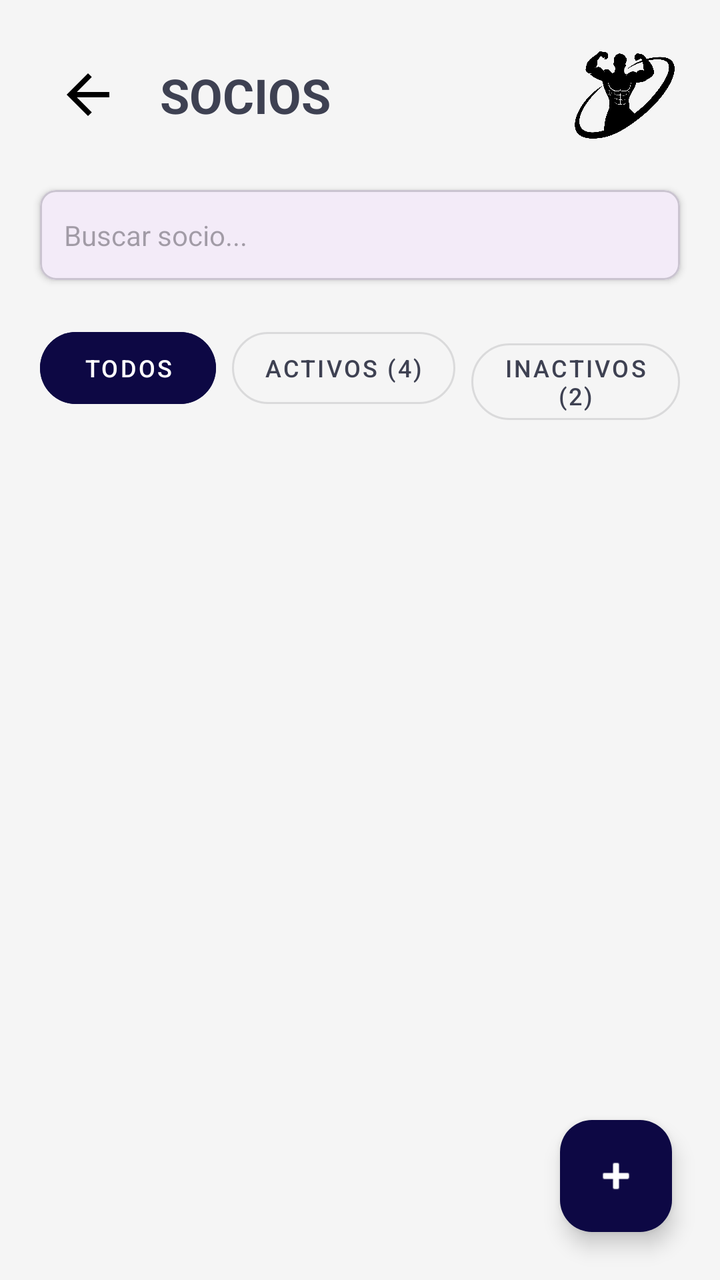
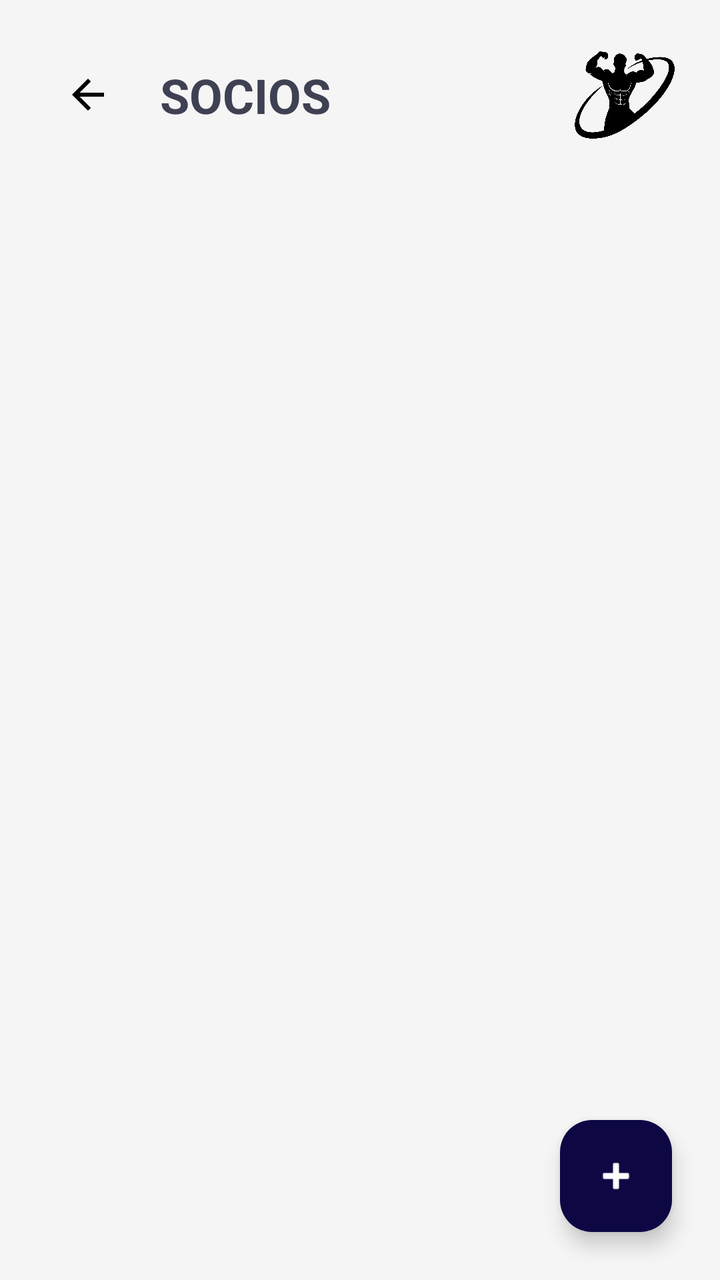

The first picture is an Android layout as it rendered before a commit; the second is the same layout after the commit. The layout source and the unified diff follow.
<!-- AndroidManifest.xml: application theme Theme.ClubDeportivoDAM -->
<!-- res/layout/activity_socios.xml -->
<?xml version="1.0" encoding="utf-8"?>
<RelativeLayout xmlns:android="http://schemas.android.com/apk/res/android"
    xmlns:app="http://schemas.android.com/apk/res-auto"
    android:layout_width="match_parent"
    android:layout_height="match_parent"
    android:background="#F5F5F5">

    <LinearLayout
        android:layout_width="match_parent"
        android:layout_height="match_parent"
        android:orientation="vertical">

        <RelativeLayout
            android:layout_width="match_parent"
            android:layout_height="wrap_content"
            android:padding="20dp">

            <ImageButton
                android:id="@+id/btnBackToPanel"
                android:layout_width="48dp"
                android:layout_height="48dp"
                android:layout_alignParentStart="true"
                android:layout_centerVertical="true"
                android:background="?attr/selectableItemBackgroundBorderless"
                android:src="@drawable/ic_arrow_back"
                android:padding="8dp"
                android:scaleType="fitCenter"
                android:contentDescription="Volver al panel" />

            <LinearLayout
                android:layout_width="wrap_content"
                android:layout_height="wrap_content"
                android:layout_toEndOf="@id/btnBackToPanel"
                android:layout_centerVertical="true"
                android:layout_marginStart="12dp"
                android:orientation="vertical">
                <TextView
                    android:layout_width="wrap_content"
                    android:layout_height="wrap_content"
                    android:text="SOCIOS"
                    android:textSize="24sp"
                    android:textStyle="bold"
                    android:textColor="#3E4152"/>
            </LinearLayout>

            <ImageView
                android:layout_width="55dp"
                android:layout_height="55dp"
                android:layout_alignParentEnd="true"
                android:layout_centerVertical="true"
                android:src="@drawable/logo_gym" />
        </RelativeLayout>

        <com.google.android.material.card.MaterialCardView
            android:layout_width="match_parent"
            android:layout_height="wrap_content"
            android:layout_marginHorizontal="20dp"
            app:cardCornerRadius="8dp"
            app:cardElevation="2dp">
            <EditText
                android:id="@+id/etBuscarSocio"
                android:layout_width="match_parent"
                android:layout_height="45dp"
                android:background="@android:color/transparent"
                android:hint="Buscar socio..."
                android:paddingHorizontal="12dp"
                android:textSize="14sp" />
        </com.google.android.material.card.MaterialCardView>

        <LinearLayout
            android:layout_width="match_parent"
            android:layout_height="wrap_content"
            android:orientation="horizontal"
            android:padding="20dp">

            <com.google.android.material.button.MaterialButton
                android:id="@+id/btnTodos"
                style="@style/Widget.MaterialComponents.Button.UnelevatedButton"
                android:layout_width="wrap_content"
                android:layout_height="wrap_content"
                android:text="Todos"
                android:backgroundTint="#0D0844"
                android:layout_marginEnd="8dp"
                app:cornerRadius="20dp"
                android:textSize="12sp" />

            <com.google.android.material.button.MaterialButton
                android:id="@+id/btnActivos"
                style="@style/Widget.MaterialComponents.Button.OutlinedButton"
                android:layout_width="wrap_content"
                android:layout_height="wrap_content"
                android:text="Activos (4)"
                android:textColor="#3E4152"
                android:layout_marginEnd="8dp"
                app:cornerRadius="20dp"
                android:textSize="12sp" />

            <com.google.android.material.button.MaterialButton
                android:id="@+id/btnInactivos"
                style="@style/Widget.MaterialComponents.Button.OutlinedButton"
                android:layout_width="wrap_content"
                android:layout_height="wrap_content"
                android:text="Inactivos (2)"
                android:textColor="#3E4152"
                app:cornerRadius="20dp"
                android:textSize="12sp" />
        </LinearLayout>

        <androidx.fragment.app.FragmentContainerView
            android:id="@+id/fragment_socios_container"
            android:layout_width="match_parent"
            android:layout_height="match_parent" />

    </LinearLayout>

    <com.google.android.material.floatingactionbutton.FloatingActionButton
        android:id="@+id/fabNuevoSocio"
        android:layout_width="wrap_content"
        android:layout_height="wrap_content"
        android:layout_alignParentBottom="true"
        android:layout_alignParentEnd="true"
        android:layout_margin="24dp"
        android:src="@android:drawable/ic_input_add"
        app:backgroundTint="#0D0844"
        app:tint="@color/white" />

</RelativeLayout>
<!-- resources referenced by this layout -->
<resources>
  <color name="white">#FFFFFFFF</color>
  <!-- drawable ic_arrow_back (drawable) -->
  <vector xmlns:android="http://schemas.android.com/apk/res/android" android:autoMirrored="true" android:height="24dp" android:tint="#000000" android:viewportHeight="960" android:viewportWidth="960" android:width="24dp">
        
      <path android:fillColor="@android:color/white" android:pathData="M313,520L537,744L480,800L160,480L480,160L537,216L313,440L800,440L800,520L313,520Z"/>
      
  </vector>
  <!-- drawable logo_gym: png bitmap (drawable, 66288 bytes) -->
  <style name="Theme.ClubDeportivoDAM" parent="Base.Theme.ClubDeportivoDAM" />
  <style name="Base.Theme.ClubDeportivoDAM" parent="Theme.Material3.DayNight.NoActionBar">
          
          
      </style>
</resources>

<!-- the commit's change to res/layout/activity_socios.xml (unified diff, before → after) -->
@@ -23,25 +23,18 @@
                 android:layout_centerVertical="true"
                 android:background="?attr/selectableItemBackgroundBorderless"
                 android:src="@drawable/ic_arrow_back"
-                android:padding="8dp"
-                android:scaleType="fitCenter"
-                android:contentDescription="Volver al panel" />
+                android:padding="8dp" />
 
-            <LinearLayout
+            <TextView
                 android:layout_width="wrap_content"
                 android:layout_height="wrap_content"
                 android:layout_toEndOf="@id/btnBackToPanel"
                 android:layout_centerVertical="true"
                 android:layout_marginStart="12dp"
-                android:orientation="vertical">
-                <TextView
-                    android:layout_width="wrap_content"
-                    android:layout_height="wrap_content"
-                    android:text="SOCIOS"
-                    android:textSize="24sp"
-                    android:textStyle="bold"
-                    android:textColor="#3E4152"/>
-            </LinearLayout>
+                android:text="SOCIOS"
+                android:textSize="24sp"
+                android:textStyle="bold"
+                android:textColor="#3E4152"/>
 
             <ImageView
                 android:layout_width="55dp"
@@ -51,62 +44,7 @@
                 android:src="@drawable/logo_gym" />
         </RelativeLayout>
 
-        <com.google.android.material.card.MaterialCardView
-            android:layout_width="match_parent"
-            android:layout_height="wrap_content"
-            android:layout_marginHorizontal="20dp"
-            app:cardCornerRadius="8dp"
-            app:cardElevation="2dp">
-            <EditText
-                android:id="@+id/etBuscarSocio"
-                android:layout_width="match_parent"
-                android:layout_height="45dp"
-                android:background="@android:color/transparent"
-                android:hint="Buscar socio..."
-                android:paddingHorizontal="12dp"
-                android:textSize="14sp" />
-        </com.google.android.material.card.MaterialCardView>
-
-        <LinearLayout
-            android:layout_width="match_parent"
-            android:layout_height="wrap_content"
-            android:orientation="horizontal"
-            android:padding="20dp">
-
-            <com.google.android.material.button.MaterialButton
-                android:id="@+id/btnTodos"
-                style="@style/Widget.MaterialComponents.Button.UnelevatedButton"
-                android:layout_width="wrap_content"
-                android:layout_height="wrap_content"
-                android:text="Todos"
-                android:backgroundTint="#0D0844"
-                android:layout_marginEnd="8dp"
-                app:cornerRadius="20dp"
-                android:textSize="12sp" />
-
-            <com.google.android.material.button.MaterialButton
-                android:id="@+id/btnActivos"
-                style="@style/Widget.MaterialComponents.Button.OutlinedButton"
-                android:layout_width="wrap_content"
-                android:layout_height="wrap_content"
-                android:text="Activos (4)"
-                android:textColor="#3E4152"
-                android:layout_marginEnd="8dp"
-                app:cornerRadius="20dp"
-                android:textSize="12sp" />
-
-            <com.google.android.material.button.MaterialButton
-                android:id="@+id/btnInactivos"
-                style="@style/Widget.MaterialComponents.Button.OutlinedButton"
-                android:layout_width="wrap_content"
-                android:layout_height="wrap_content"
-                android:text="Inactivos (2)"
-                android:textColor="#3E4152"
-                app:cornerRadius="20dp"
-                android:textSize="12sp" />
-        </LinearLayout>
-
-        <androidx.fragment.app.FragmentContainerView
+        <FrameLayout
             android:id="@+id/fragment_socios_container"
             android:layout_width="match_parent"
             android:layout_height="match_parent" />
@@ -122,6 +60,6 @@
         android:layout_margin="24dp"
         android:src="@android:drawable/ic_input_add"
         app:backgroundTint="#0D0844"
-        app:tint="@color/white" />
+        app:tint="@android:color/white" />
 
 </RelativeLayout>
<!-- resource entries referenced after the edit -->
@@ -1,6 +1,5 @@
 <!-- resources referenced by this layout -->
 <resources>
-  <color name="white">#FFFFFFFF</color>
   <!-- drawable ic_arrow_back (drawable) -->
   <vector xmlns:android="http://schemas.android.com/apk/res/android" android:autoMirrored="true" android:height="24dp" android:tint="#000000" android:viewportHeight="960" android:viewportWidth="960" android:width="24dp">
         
